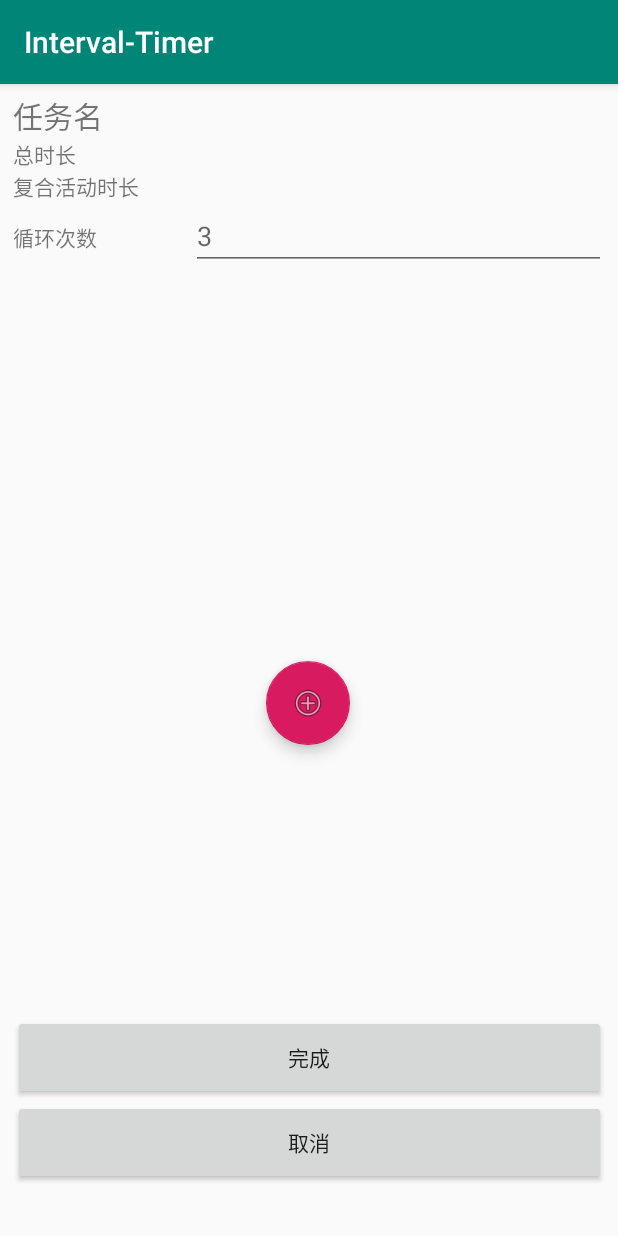
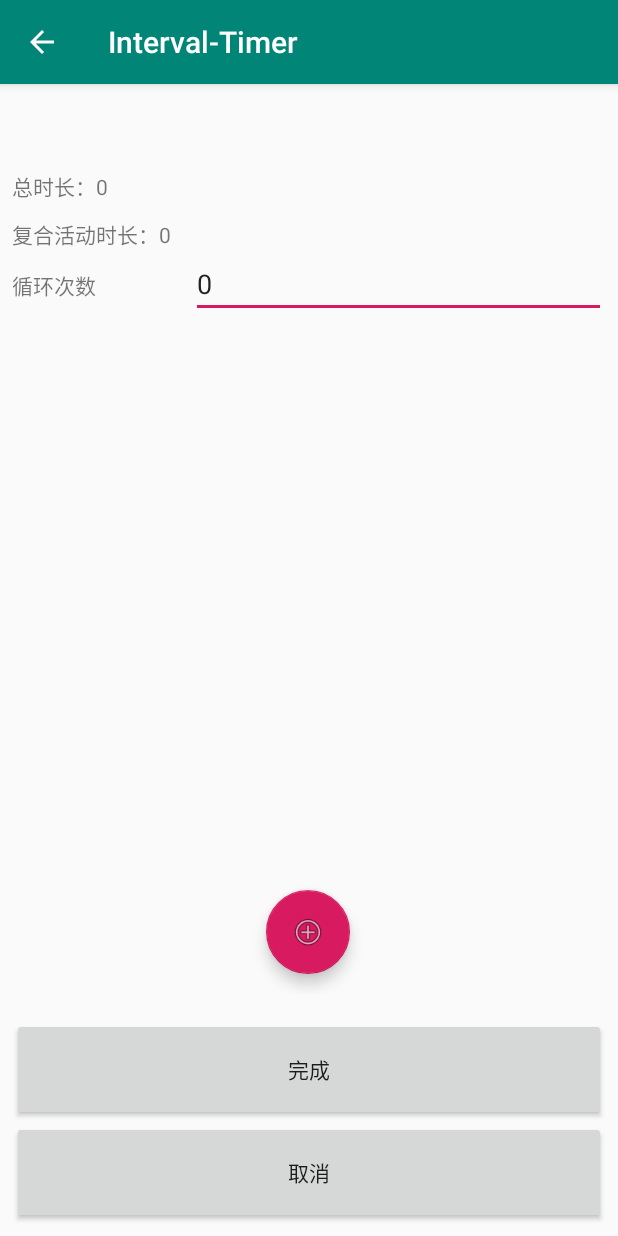
Before and after one commit to lazystitan/Interval-Timer, an Android app: the EditTaskActivity screen opened directly, with no data from a screen before it, on a phone screen of 412 x 824 dp. Run offline under Robolectric (Android 15) with nearby library versions, the phone set to English and light mode, and no system bars.

Commit message:
搞定了所有界面，除了修改活动时的弹出界面。

```diff
--- a/app/src/main/AndroidManifest.xml
+++ b/app/src/main/AndroidManifest.xml
@@ -9,7 +9,11 @@
         android:roundIcon="@mipmap/ic_launcher_round"
         android:supportsRtl="true"
         android:theme="@style/AppTheme">
-        <activity android:name=".EditTaskActivity"></activity>
+        <activity android:name=".EditTaskActivity"
+            android:parentActivityName=".MainActivity"
+            >
+
+        </activity>
         <activity android:name=".MainActivity">
             <intent-filter>
                 <action android:name="android.intent.action.MAIN" />
--- a/app/src/main/java/com/riton/interval_timer/EditTaskActivity.java
+++ b/app/src/main/java/com/riton/interval_timer/EditTaskActivity.java
@@ -1,21 +1,71 @@
 package com.riton.interval_timer;
 
+import android.content.Intent;
 import android.support.v7.app.AppCompatActivity;
 import android.os.Bundle;
+import android.support.v7.widget.LinearLayoutManager;
 import android.support.v7.widget.RecyclerView;
+import android.widget.EditText;
+import android.widget.TextView;
+
+import org.w3c.dom.Text;
 
 public class EditTaskActivity extends AppCompatActivity {
 
+    private int id;
+
     private RecyclerView recyclerView;
+
+    private TextView taskName;
+    private TextView totalTime;
+    private TextView complexActivityTime;
+    private EditText circulationNumber;
+//    private TextView  circulationNumber;
+//    private TextView containedActivities;
+//    private TextView totalTime;
+
+    private Task task;
 
     @Override
     protected void onCreate(Bundle savedInstanceState) {
         super.onCreate(savedInstanceState);
         setContentView(R.layout.activity_edit_task);
 
-        //recyclerView = (RecyclerView) findViewById(R.id.edit_task_recycler_view);
+        taskName = (TextView) findViewById(R.id.task_name_edit);
+        totalTime = (TextView) findViewById(R.id.total_time_edit);
+        complexActivityTime = (TextView) findViewById(R.id.complex_activity_time_edit);
+        circulationNumber = (EditText) findViewById(R.id.get_circulation_number_edit);
 
-        //recyclerView.setAdapter(new EditTaskRecyclerViewAdapter(this));
+        Intent intent = getIntent();
+        id = intent.getIntExtra("id",-1);
+        System.out.println("EditTaskActivity is "+id);
+
+        task = new Task(this);
+        task.setId(id);
+        task.getTask();
+
+        taskName.setText(task.getName());
+        totalTime.setText(new StringBuilder("总时长：").append(String.valueOf(task.getTotalTime()).toString()));
+        complexActivityTime.setText(new StringBuilder("复合活动时长：").append(String.valueOf(task.getComplexActivityTime())));
+        circulationNumber.setText(String.valueOf(task.getCirculationNumber()));
+
+        recyclerView = findViewById(R.id.edit_task_recycler_view);
+        recyclerView.setLayoutManager(new LinearLayoutManager(this));
+        recyclerView.setAdapter(new EditTaskRecyclerViewAdapter(this,task));
+
+//        taskName.setText(intent.getStringExtra("taskName"));
+
+//        task = (Task) getIntent().getSerializableExtra("task");
+//        Bundle bundle = getIntent().getExtras();
+//        task = (Task) bundle.getSerializable("task");
+//        StringBuilder taskNameStr = new StringBuilder("任务名:");
+
+
+//        taskNameStr.append(task.getName());
+
+//        taskName.setText(taskName.toString());
+
+
 
     }
 }
--- a/app/src/main/java/com/riton/interval_timer/EditTaskRecyclerViewAdapter.java
+++ b/app/src/main/java/com/riton/interval_timer/EditTaskRecyclerViewAdapter.java
@@ -3,35 +3,56 @@ package com.riton.interval_timer;
 import android.content.Context;
 import android.support.annotation.NonNull;
 import android.support.v7.widget.RecyclerView;
+import android.view.LayoutInflater;
 import android.view.View;
 import android.view.ViewGroup;
+import android.widget.Button;
+import android.widget.TextView;
+
+import java.util.List;
 
 public class EditTaskRecyclerViewAdapter extends RecyclerView.Adapter<EditTaskRecyclerViewAdapter.ActivityViewHolder> {
 
-    public EditTaskRecyclerViewAdapter(Context context)
+//    private Task task;
+    private Context context;
+    private List<MyActivity> activities;
+
+    public EditTaskRecyclerViewAdapter(Context _context,Task _task)
     {
-
+        context = _context;
+        activities = _task.getActivities();
     }
 
     @NonNull
     @Override
     public ActivityViewHolder onCreateViewHolder(@NonNull ViewGroup viewGroup, int i) {
-        return null;
+        View view = LayoutInflater
+                .from(viewGroup.getContext())
+                .inflate(R.layout.fragment_activity_cardview, viewGroup,false);
+        return new ActivityViewHolder(view);
     }
 
     @Override
     public void onBindViewHolder(@NonNull ActivityViewHolder activityViewHolder, int i) {
-
+            MyActivity myActivity = activities.get(i);
+            activityViewHolder.activityName.setText(myActivity.getName());
+            activityViewHolder.activityTime.setText(new StringBuilder("活动时长：").append(myActivity.getActivityTime()).toString());
     }
 
     @Override
     public int getItemCount() {
-        return 0;
+        return activities.size();
     }
 
     public static  class ActivityViewHolder extends RecyclerView.ViewHolder{
+        protected TextView activityName;
+        protected TextView activityTime;
+        protected Button activityEditBtn;
         public ActivityViewHolder(@NonNull View itemView) {
             super(itemView);
+            activityName = (TextView) itemView.findViewById(R.id.activity_name);
+            activityTime = (TextView) itemView.findViewById(R.id.activity_time);
+            activityEditBtn = (Button) itemView.findViewById(R.id.activity_edit_btn);
         }
     }
 }
--- a/app/src/main/java/com/riton/interval_timer/MainActivity.java
+++ b/app/src/main/java/com/riton/interval_timer/MainActivity.java
@@ -18,10 +18,10 @@ public class MainActivity extends AppCompatActivity {
 
         addTask = (FloatingActionButton) findViewById(R.id.add_task);
         recyclerView = (RecyclerView) findViewById(R.id.task_list);
+
         recyclerView.setLayoutManager(new LinearLayoutManager(this));
 
         recyclerView.setAdapter(new MainActivityAdapter(this));
 
-
     }
 }
--- a/app/src/main/java/com/riton/interval_timer/MyActivity.java
+++ b/app/src/main/java/com/riton/interval_timer/MyActivity.java
@@ -7,7 +7,9 @@ import android.database.sqlite.SQLiteDatabase;
 
 import com.riton.interval_timer.DbHelper;
 
-public class MyActivity {
+import java.io.Serializable;
+
+public class MyActivity implements Serializable {
     private Context context;
 
     private int id;
--- a/app/src/main/java/com/riton/interval_timer/Task.java
+++ b/app/src/main/java/com/riton/interval_timer/Task.java
@@ -190,4 +190,9 @@ public class Task implements Serializable
 
         return names.toString();
     }
+
+    public List<MyActivity> getActivities()
+    {
+        return new ArrayList<MyActivity>(activities);
+    }
 }
--- a/app/src/main/res/layout/activity_edit_task.xml
+++ b/app/src/main/res/layout/activity_edit_task.xml
@@ -6,41 +6,10 @@
     android:layout_height="match_parent"
     tools:context=".EditTaskActivity">
 
-    <android.support.design.widget.FloatingActionButton
-        android:id="@+id/floatingActionButton"
-        android:layout_width="wrap_content"
-        android:layout_height="wrap_content"
-        android:layout_marginStart="16dp"
-        android:layout_marginEnd="16dp"
-        android:layout_marginBottom="8dp"
-        android:clickable="true"
-        app:layout_constraintBottom_toBottomOf="@+id/edit_task_recycler_view"
-        app:layout_constraintEnd_toEndOf="parent"
-        app:layout_constraintHorizontal_bias="0.498"
-        app:layout_constraintStart_toStartOf="parent"
-        app:srcCompat="@android:drawable/ic_menu_add" />
-
-    <android.support.constraint.Guideline
-        android:id="@+id/guideline2"
-        android:layout_width="wrap_content"
-        android:layout_height="wrap_content"
-        android:orientation="horizontal"
-        app:layout_constraintGuide_begin="185dp" />
-
-    <android.support.v7.widget.RecyclerView
-        android:id="@+id/edit_task_recycler_view"
-        android:layout_width="395dp"
-        android:layout_height="256dp"
-        android:layout_marginStart="8dp"
-        android:layout_marginTop="8dp"
-        android:layout_marginEnd="8dp"
-        app:layout_constraintEnd_toEndOf="parent"
-        app:layout_constraintStart_toStartOf="parent"
-        app:layout_constraintTop_toTopOf="@+id/guideline2" />
-
     <LinearLayout
-        android:layout_width="395dp"
-        android:layout_height="173dp"
+        android:id="@+id/linearLayout"
+        android:layout_width="0dp"
+        android:layout_height="0dp"
         android:layout_marginStart="8dp"
         android:layout_marginTop="8dp"
         android:layout_marginEnd="8dp"
@@ -54,14 +23,14 @@
         <TextView
             android:id="@+id/task_name_edit"
             android:layout_width="match_parent"
-            android:layout_height="wrap_content"
+            android:layout_height="49dp"
             android:text="任务名"
             android:textSize="20dp" />
 
         <TextView
             android:id="@+id/total_time_edit"
             android:layout_width="match_parent"
-            android:layout_height="wrap_content"
+            android:layout_height="32dp"
             android:text="总时长" />
 
         <TextView
@@ -94,15 +63,60 @@
     </LinearLayout>
 
     <android.support.constraint.Guideline
+        android:id="@+id/guideline2"
+        android:layout_width="wrap_content"
+        android:layout_height="wrap_content"
+        android:layout_marginTop="180dp"
+        android:orientation="horizontal"
+        app:layout_constraintGuide_percent="0.3"
+        app:layout_constraintTop_toTopOf="parent" />
+
+    <android.support.constraint.ConstraintLayout
+        android:layout_width="0dp"
+        android:layout_height="0dp"
+        android:layout_marginTop="8dp"
+        android:layout_marginBottom="8dp"
+        app:layout_constraintBottom_toTopOf="@+id/guideline4"
+        app:layout_constraintEnd_toEndOf="parent"
+        app:layout_constraintStart_toStartOf="parent"
+        app:layout_constraintTop_toTopOf="@+id/guideline2">
+
+        <android.support.design.widget.FloatingActionButton
+            android:id="@+id/floatingActionButton"
+            android:layout_width="wrap_content"
+            android:layout_height="wrap_content"
+            android:layout_marginStart="16dp"
+            android:layout_marginEnd="16dp"
+            android:layout_marginBottom="8dp"
+            android:clickable="true"
+            app:layout_constraintBottom_toBottomOf="@+id/edit_task_recycler_view"
+            app:layout_constraintEnd_toEndOf="parent"
+            app:layout_constraintHorizontal_bias="0.498"
+            app:layout_constraintStart_toStartOf="parent"
+            app:srcCompat="@android:drawable/ic_menu_add" />
+
+        <android.support.v7.widget.RecyclerView
+            android:id="@+id/edit_task_recycler_view"
+            android:layout_width="match_parent"
+            android:layout_height="match_parent"
+            android:layout_marginBottom="5dp"
+            app:layout_constraintBottom_toBottomOf="parent"
+            app:layout_constraintEnd_toEndOf="parent"
+            app:layout_constraintStart_toStartOf="parent"
+            app:layout_constraintTop_toTopOf="parent" />
+    </android.support.constraint.ConstraintLayout>
+
+    <android.support.constraint.Guideline
         android:id="@+id/guideline4"
         android:layout_width="wrap_content"
         android:layout_height="wrap_content"
         android:orientation="horizontal"
-        app:layout_constraintGuide_begin="586dp" />
+        app:layout_constraintGuide_percent="0.8" />
 
     <LinearLayout
-        android:layout_width="395dp"
-        android:layout_height="113dp"
+        android:id="@+id/linearLayout2"
+        android:layout_width="0dp"
+        android:layout_height="0dp"
         android:layout_marginStart="8dp"
         android:layout_marginTop="8dp"
         android:layout_marginEnd="8dp"
```
Also changed, not shown: app/src/main/java/com/riton/interval_timer/MainActivityAdapter.java (+34 -9 lines), app/src/main/res/layout/fragment_activity_cardview.xml (+18 -4 lines), app/src/main/res/layout/fragment_task_cardview.xml (+7 -7 lines).
